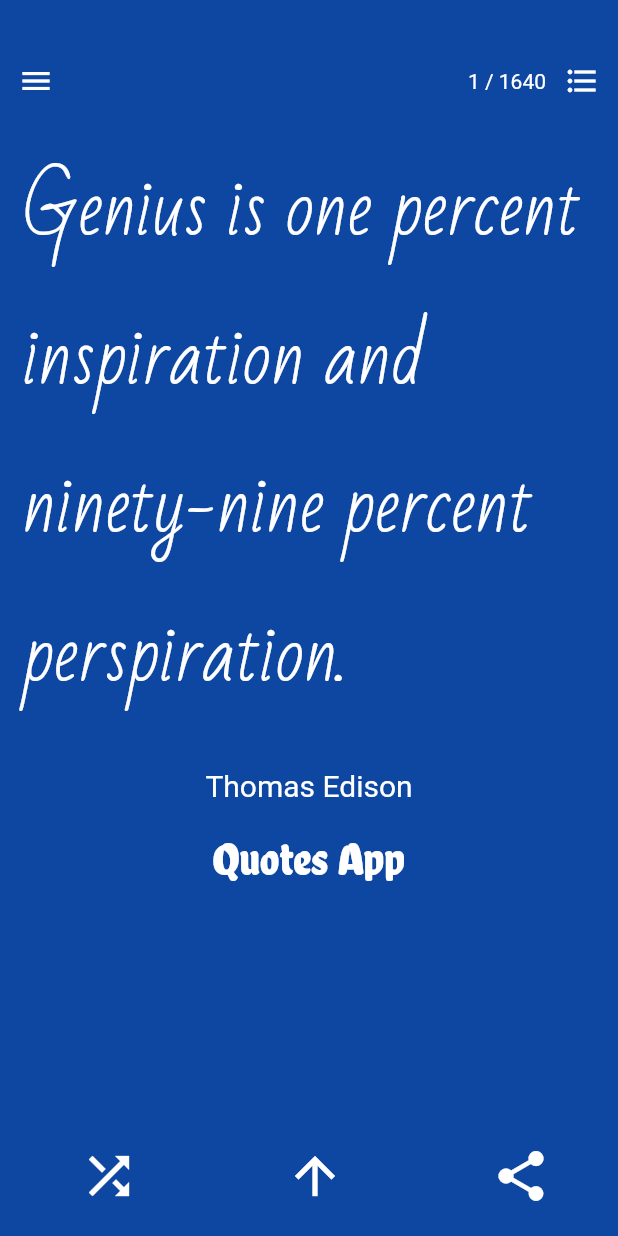
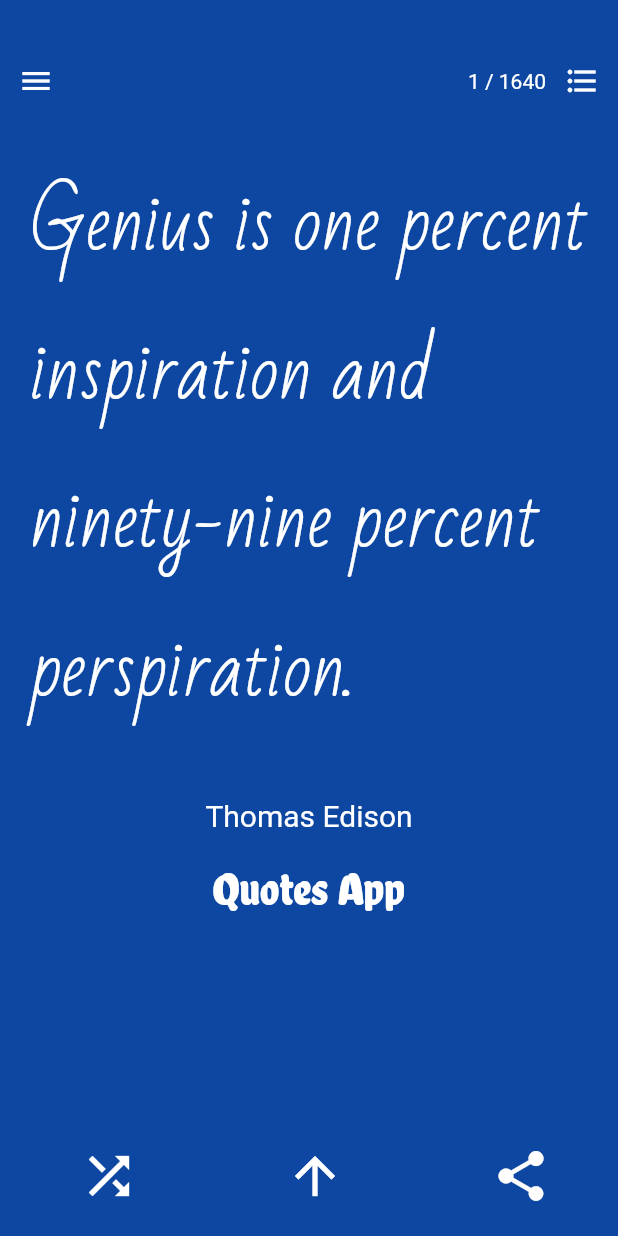
Before and after one commit to dhayaec/quotes_app, a Flutter app: the screen it shows after launch, on a phone screen of 412 x 824 dp. Run offline on Flutter 3.47's test engine with Material 2 defaults, Android fonts, the phone set to English and light mode, and no system bars; drawn by our look-alikes of auto_size_text; missing offline and left inert: flutter_statusbarcolor.

Commit message:
adjust sizedbox height

```diff
--- a/lib/components/Page.dart
+++ b/lib/components/Page.dart
@@ -29,7 +29,7 @@ class Page extends StatelessWidget {
       child: Column(
         children: <Widget>[
           Padding(
-            padding: const EdgeInsets.all(10.0),
+            padding: const EdgeInsets.all(20.0),
             child: SizedBox(
               width: width,
               height: height,
--- a/lib/main.dart
+++ b/lib/main.dart
@@ -93,11 +93,11 @@ class PageViewExampleState extends State<PageViewExample> {
                         itemBuilder: (context, index) {
                           Color bgColor = _getColor(index);
                           var size = MediaQuery.of(context).size;
-                          double width = size.width - 30.0;
+                          double width = size.width;
                           double radio = size.height / size.width;
-                          double customHeight =
-                              radio < 1.7 ? size.height - 30.0 : size.height;
-                          double height = customHeight / radio;
+                          double height = radio < 1.7
+                              ? size.height / 2
+                              : size.height / radio;
 
                           var quoteText = quotesList[index]['quoteText'];
                           var quoteAuthor = quotesList[index]['quoteAuthor'];
```
